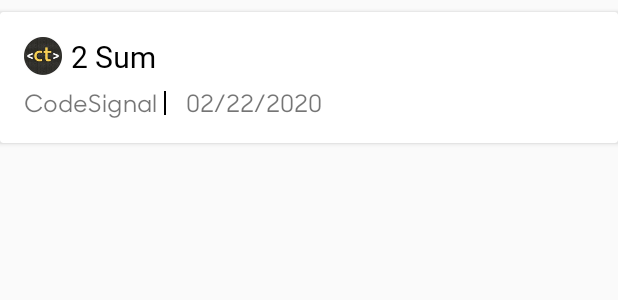
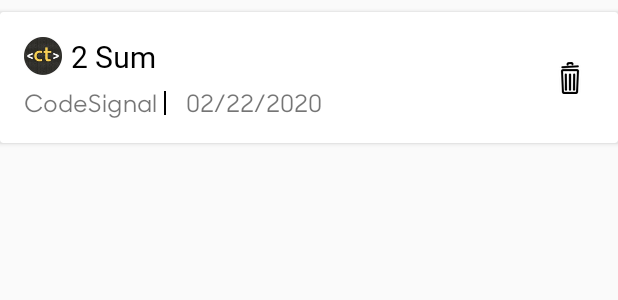
Before and after one commit to marymathews/code-tracker, an Android app: the layout item_session.xml on its own in the app's theme, with its tools: preview values and no code run, on a phone screen of 412 x 824 dp. Shown: the top 300 px of the screen. Run offline under Robolectric (Android 15) with nearby library versions, the phone set to English and light mode, and no system bars.

Commit message:
added option to delete sessions

```diff
--- a/app/src/main/java/com/mathews/codetracker/modules/viewSessionList/mvp/ViewSessionListView.kt
+++ b/app/src/main/java/com/mathews/codetracker/modules/viewSessionList/mvp/ViewSessionListView.kt
@@ -9,6 +9,7 @@ import androidx.recyclerview.widget.LinearLayoutManager
 import androidx.recyclerview.widget.RecyclerView
 import androidx.recyclerview.widget.StaggeredGridLayoutManager
 import com.mathews.codetracker.R
+import io.reactivex.Observable
 import kotlinx.android.synthetic.main.activity_session_list.view.*
 import javax.inject.Inject
 
@@ -36,4 +37,8 @@ class ViewSessionListView
             adapter.setData(state.sessionsList)
         }
     }
+
+    fun onDeleteClickedObservable() : Observable<Int> {
+        return adapter.deleteClickedSubject
+    }
 }
--- a/app/src/main/res/layout/item_session.xml
+++ b/app/src/main/res/layout/item_session.xml
@@ -24,7 +24,7 @@
       app:layout_constraintHorizontal_bias="0"
       app:layout_constraintStart_toStartOf="parent"
       app:layout_constraintTop_toTopOf="parent"
-      app:layout_constraintEnd_toEndOf="parent"
+      app:layout_constraintEnd_toStartOf="@id/iv_delete"
       android:gravity="center_vertical"
       android:drawablePadding="@dimen/margin_6_dp"
       app:drawableStartCompat="@drawable/icn_list" />
@@ -61,7 +61,17 @@
       app:layout_constraintHorizontal_bias="0"
       app:layout_constraintStart_toEndOf="@id/divider"
       app:layout_constraintTop_toBottomOf="@id/tv_title"
-      app:layout_constraintEnd_toEndOf="parent"/>
+      app:layout_constraintEnd_toStartOf="@id/iv_delete"/>
+
+    <androidx.appcompat.widget.AppCompatImageView
+      android:id="@+id/iv_delete"
+      android:layout_width="wrap_content"
+      android:layout_height="wrap_content"
+      android:src="@drawable/icn_delete"
+      android:padding="@dimen/image_padding_5_dp"
+      app:layout_constraintEnd_toEndOf="parent"
+      app:layout_constraintTop_toTopOf="@id/tv_title"
+      app:layout_constraintBottom_toBottomOf="@id/tv_site" />
 
   </androidx.constraintlayout.widget.ConstraintLayout>
 
--- a/app/src/main/res/values/dimens.xml
+++ b/app/src/main/res/values/dimens.xml
@@ -10,6 +10,7 @@
     <dimen name="margin_4_dp">4dp</dimen>
     <dimen name="margin_8_dp">8dp</dimen>
     <dimen name="margin_6_dp">6dp</dimen>
+    <dimen name="image_padding_5_dp">5dp</dimen>
 
     <dimen name="large_text_18_sp">18sp</dimen>
     <dimen name="x_large_text_20_sp">20sp</dimen>
--- a/database_module/src/main/java/com/mathews/database_module/dao/SessionDao.kt
+++ b/database_module/src/main/java/com/mathews/database_module/dao/SessionDao.kt
@@ -1,6 +1,7 @@
 package com.mathews.database_module.dao
 
 import androidx.room.Dao
+import androidx.room.Delete
 import androidx.room.Insert
 import androidx.room.Query
 import com.mathews.database_module.entities.SessionEntity
@@ -12,4 +13,7 @@ interface SessionDao {
 
     @Query("SELECT * FROM sessions")
     fun getAllSessions() : List<SessionEntity>
+
+    @Delete
+    fun deleteSession(sessionEntity : SessionEntity)
 }
```
Also changed, not shown: app/src/main/java/com/mathews/codetracker/modules/viewSessionList/mvp/ViewSessionListModel.kt (+11 -0 lines), app/src/main/java/com/mathews/codetracker/modules/viewSessionList/mvp/ViewSessionListPresenter.kt (+16 -0 lines), app/src/main/java/com/mathews/codetracker/modules/viewSessionList/mvp/ViewSessionListRecyclerAdapter.kt (+7 -0 lines), app/src/main/res/drawable-hdpi/icn_delete.png (added), app/src/main/res/drawable-mdpi/icn_delete.png (added), app/src/main/res/drawable-xhdpi/icn_delete.png (added), app/src/main/res/drawable-xxhdpi/icn_delete.png (added), app/src/main/res/drawable-xxxhdpi/icn_delete.png (added).
